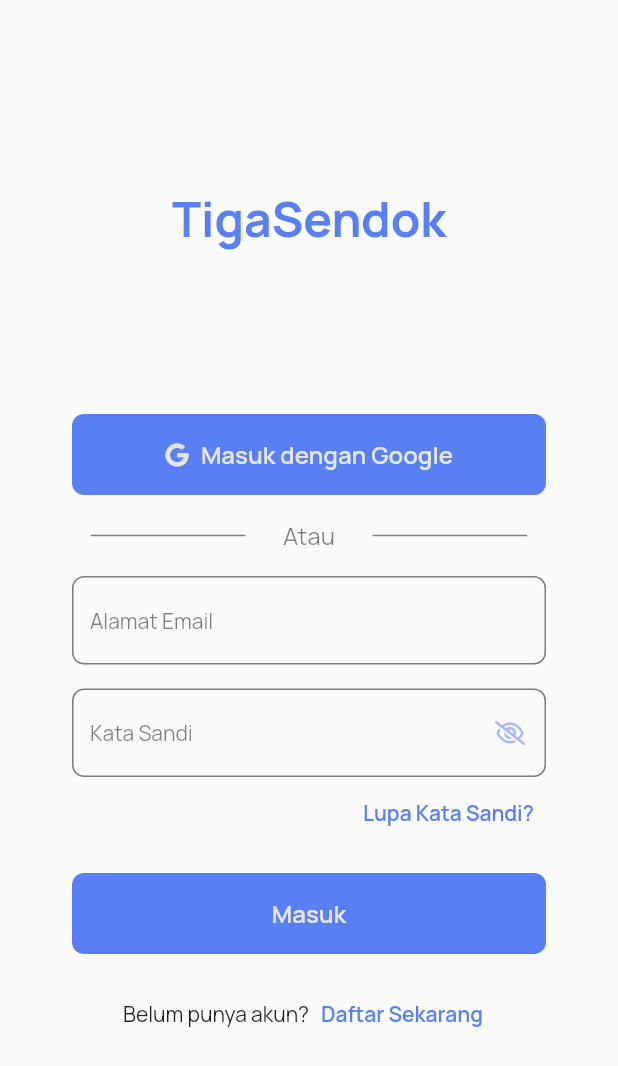
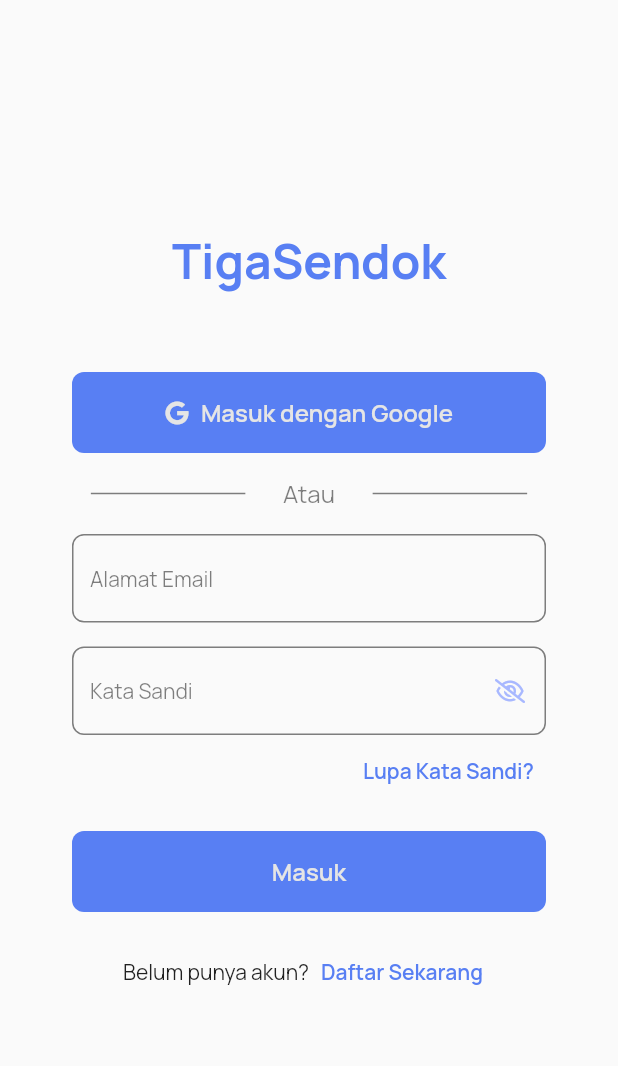
Before and after one commit to nerufuyo/tigasendok, a Flutter app: the screen it shows after launch, on a phone screen of 412 x 824 dp. Shown: the top 1066 px of the screen. Run offline on Flutter 3.47's test engine with Material 2 defaults, Android fonts, the phone set to English and light mode, and no system bars; our stand-ins replace font_awesome_flutter, google_fonts, lottie.

Commit message:
🐞 fix: overflow on auth

```diff
--- a/lib/presentation/screen/auth/authentication_screen.dart
+++ b/lib/presentation/screen/auth/authentication_screen.dart
@@ -40,22 +40,24 @@ class _AuthenticationScreenState extends State<AuthenticationScreen> {
           physics: const NeverScrollableScrollPhysics(),
           itemCount: 2,
           itemBuilder: (context, pageIndex) {
-            return Container(
-              width: MediaQuery.of(context).size.width,
-              padding: const EdgeInsets.symmetric(horizontal: 48, vertical: 16),
+            return Center(
+              child: SingleChildScrollView(
+                padding:
+                    const EdgeInsets.symmetric(horizontal: 48, vertical: 16),
                 child: Column(
-                crossAxisAlignment: CrossAxisAlignment.center,
-                mainAxisAlignment: MainAxisAlignment.spaceEvenly,
-                children: [
-                  customText(
-                    customTextValue: 'TigaSendok',
-                    customTextStyle: heading1.copyWith(color: primaryColor100),
-                    customTextAlign: TextAlign.center,
-                  ),
-                  Column(
                   crossAxisAlignment: CrossAxisAlignment.center,
                   mainAxisAlignment: MainAxisAlignment.start,
                   children: [
+                    Visibility(
+                      visible: MediaQuery.of(context).viewInsets.bottom == 0,
+                      child: customText(
+                        customTextValue: 'TigaSendok',
+                        customTextStyle:
+                            heading1.copyWith(color: primaryColor100),
+                        customTextAlign: TextAlign.center,
+                      ),
+                    ),
+                    customSpaceVertical(52),
                     customButtonWithIcon(
                       context,
                       customButtonTap: () {},
@@ -211,7 +213,9 @@ class _AuthenticationScreenState extends State<AuthenticationScreen> {
                       customButtonValue: pageIndex == 0 ? 'Masuk' : 'Daftar',
                     ),
                     customSpaceVertical(16),
-                      Row(
+                    Visibility(
+                      visible: MediaQuery.of(context).viewInsets.bottom == 0,
+                      child: Row(
                         crossAxisAlignment: CrossAxisAlignment.center,
                         mainAxisAlignment: MainAxisAlignment.center,
                         children: [
@@ -246,9 +250,9 @@ class _AuthenticationScreenState extends State<AuthenticationScreen> {
                           ),
                         ],
                       ),
+                    ),
                   ],
                 ),
-                ],
               ),
             );
           },
```
Lines whose indentation alone changed are shown as unchanged.
